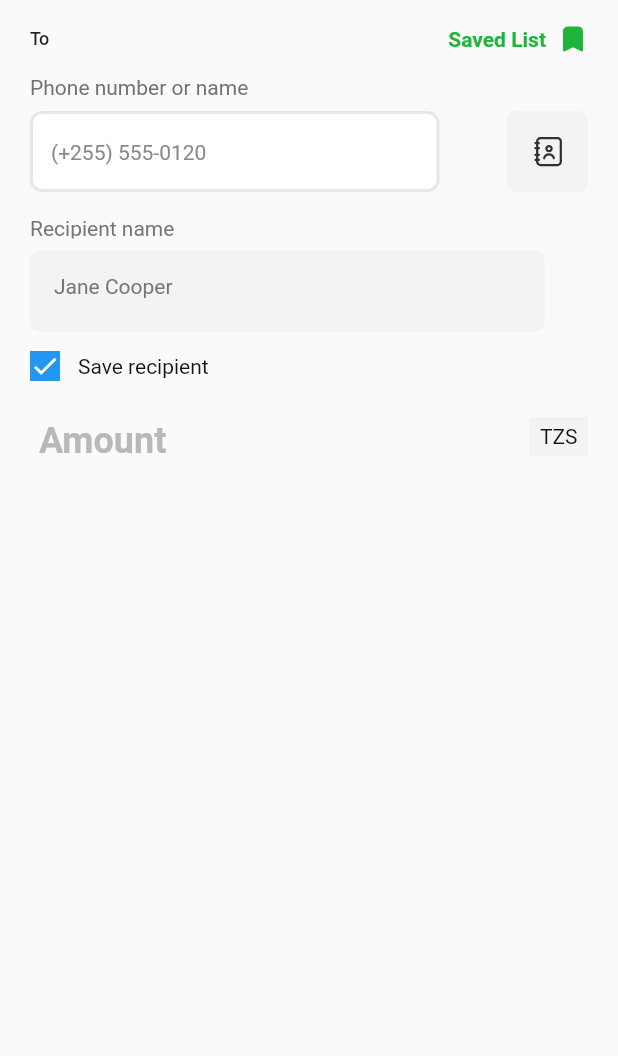
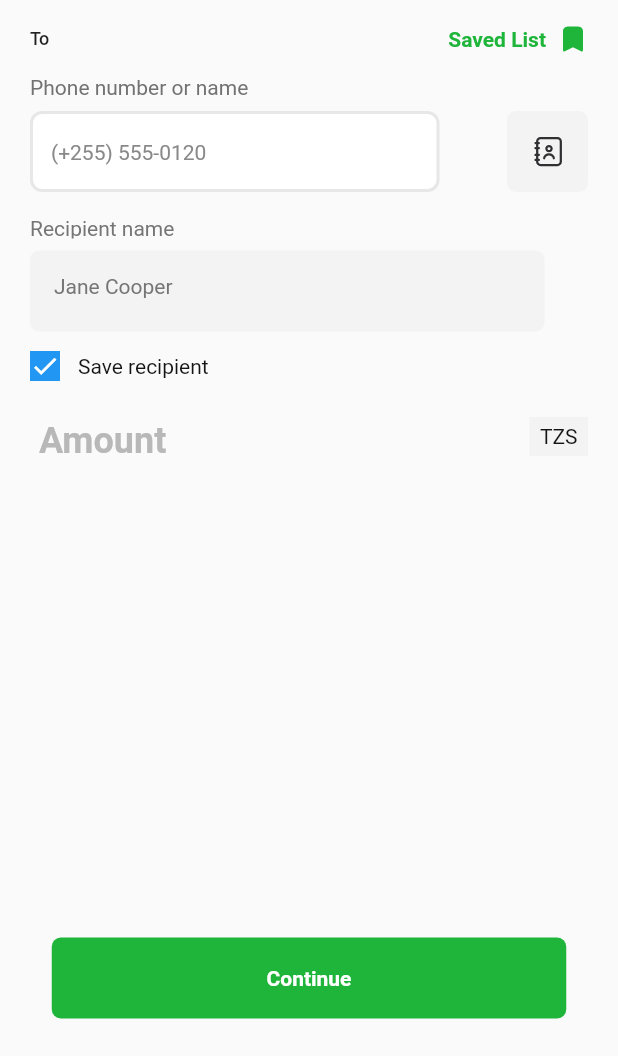
Before and after one commit to vumanhtu123/ui_app_bank, a Flutter app: the screen it shows after launch, on a phone screen of 412 x 824 dp, the part 180-1236 px from its top. Run offline on Flutter 3.47's test engine with Material 2 defaults, Android fonts, the phone set to English and light mode, and no system bars; drawn by our look-alikes of skeletons; our stand-ins replace flutter_svg.

Commit message:
create and refactor transfer success

```diff
--- a/lib/common/mcolor.dart
+++ b/lib/common/mcolor.dart
@@ -3,9 +3,11 @@ import 'dart:ui';
 class MColor extends Color {
   MColor._(super.value);
 
+  static MColor black1 = MColor._(0xFF141416);
+  static MColor green1 = MColor._(0xFF1FB53A);
   static MColor gray1 = MColor._(0xffF3F3F3);
   static MColor gray2 = MColor._(0xff141416);
+  static MColor gray3 = MColor._(0xFF89898A);
+  static MColor gray4 = MColor._(0xFF727273);
   static MColor white = MColor._(0xffFFFFFF);
-
-
 }
--- a/lib/main.dart
+++ b/lib/main.dart
@@ -1,7 +1,7 @@
 import 'package:flutter/material.dart';
 import 'package:flutter_superapp_tanzania/page/discovery/discovery_page.dart';
 import 'package:flutter_superapp_tanzania/page/home/home_page.dart';
-import 'package:flutter_superapp_tanzania/tranfer/transfer.page.dart';
+import 'package:flutter_superapp_tanzania/page/tranfer/transfer.page.dart';
 import 'package:flutter_svg/svg.dart';
 
 void main() {
--- a/lib/tranfer/transfer.component.dart
+++ b/lib/page/tranfer/transfer.component.dart
@@ -259,7 +259,6 @@ class _BodyTransferState extends State<BodyTransfer> {
                       ),
                     ),
                   ),
-                  const SizedBox(width: 12),
                   Container(
                     width: 39,
                     height: 26,
--- /dev/null
+++ b/lib/page/tranfer/transfer.page.dart
@@ -0,0 +1,58 @@
+import 'package:flutter/material.dart';
+import 'package:flutter_superapp_tanzania/common/appbar.dart';
+import 'package:flutter_superapp_tanzania/common/mcolor.dart';
+import 'package:flutter_superapp_tanzania/page/tranfer/transfer.component.dart';
+import 'package:flutter_superapp_tanzania/page/widget/normal.button.dart';
+
+import '../tranferSuccess/tranfer.success.page.dart';
+
+class Transfer extends StatefulWidget {
+  const Transfer({super.key});
+
+  @override
+  State<Transfer> createState() => _TransferState();
+}
+
+class _TransferState extends State<Transfer> {
+  @override
+  Widget build(BuildContext context) {
+    return Scaffold(
+      body: Column(
+        mainAxisAlignment: MainAxisAlignment.spaceBetween,
+        children: [
+          Expanded(
+            child: SingleChildScrollView(
+              child: Column(
+                children: const [
+                  CustomAppbar(),
+                  TransferComponent(),
+                  SizedBox(height: 16),
+                  BodyTransfer(),
+                ],
+              ),
+            ),
+          ),
+          Padding(
+            padding: const EdgeInsets.symmetric(vertical: 25),
+            child: NormalButtonWidget(
+              onPress: () {
+                Navigator.push(
+                    context,
+                    MaterialPageRoute(
+                        builder: (context) => const TransferSuccess()));
+              },
+              width: 343,
+              borderRadius: 6,
+              height: 54,
+              colorBg: MColor.green1,
+              tittle: 'Continue',
+              fontSize: 14,
+              fonWeight: FontWeight.w600,
+              color: Colors.white,
+            ),
+          ),
+        ],
+      ),
+    );
+  }
+}
--- /dev/null
+++ b/lib/page/widget/normal.button.dart
@@ -0,0 +1,54 @@
+import 'package:flutter/material.dart';
+import 'package:flutter_superapp_tanzania/common/mcolor.dart';
+
+class NormalButtonWidget extends StatelessWidget {
+  const NormalButtonWidget(
+      {super.key,
+      required this.tittle,
+      this.width,
+      this.color,
+      this.fonWeight,
+      this.fontSize,
+      this.height,
+      this.iconPadding,
+      this.borderRadius,
+      this.colorBg,
+      this.onPress});
+
+  final VoidCallback? onPress;
+  final String tittle;
+  final double? iconPadding;
+  final double? width;
+  final double? fontSize;
+  final Color? color;
+  final FontWeight? fonWeight;
+  final double? height;
+  final double? borderRadius;
+  final MColor? colorBg;
+
+  // This widget is the root of your application.
+  @override
+  Widget build(BuildContext context) {
+    return InkWell(
+      splashColor: Colors.transparent,
+      highlightColor: Colors.transparent,
+      onTap: onPress,
+      child: Container(
+        width: width ?? 60,
+        height: height ?? 60,
+        padding: EdgeInsets.all(iconPadding ?? 10),
+        decoration: BoxDecoration(
+          borderRadius: BorderRadius.circular(borderRadius ?? 30),
+          color: colorBg ?? MColor.gray1,
+        ),
+        child: Center(
+          child: Text(
+            tittle,
+            style: TextStyle(
+                fontSize: fontSize, fontWeight: fonWeight, color: color),
+          ),
+        ),
+      ),
+    );
+  }
+}
--- a/lib/tranfer/transfer.page.dart
+++ /dev/null
@@ -1,27 +0,0 @@
-import 'package:flutter/material.dart';
-import 'package:flutter_superapp_tanzania/tranfer/transfer.component.dart';
-
-import '../common/appbar.dart';
-
-class Transfer extends StatefulWidget {
-  const Transfer({super.key});
-
-  @override
-  State<Transfer> createState() => _TransferState();
-}
-
-class _TransferState extends State<Transfer> {
-  @override
-  Widget build(BuildContext context) {
-    return Scaffold(
-      body: Column(
-        children: const [
-          CustomAppbar(),
-          TransferComponent(),
-          SizedBox(height: 16),
-          BodyTransfer(),
-        ],
-      ),
-    );
-  }
-}
```
Also changed, not shown: lib/page/tranferSuccess/tranfer.success.page.dart (added, +280 -0 lines), lib/page/tranferSuccess/transfer.success.component.dart (added, +49 -0 lines), assets/icons/chervon.svg (added), assets/icons/down.svg (added), assets/icons/icon_success.svg (added), assets/icons/screenshot.svg (added), assets/icons/share.svg (added), assets/images/logosuccess.png (added), lib/generated/assets.dart, 1 other file.
